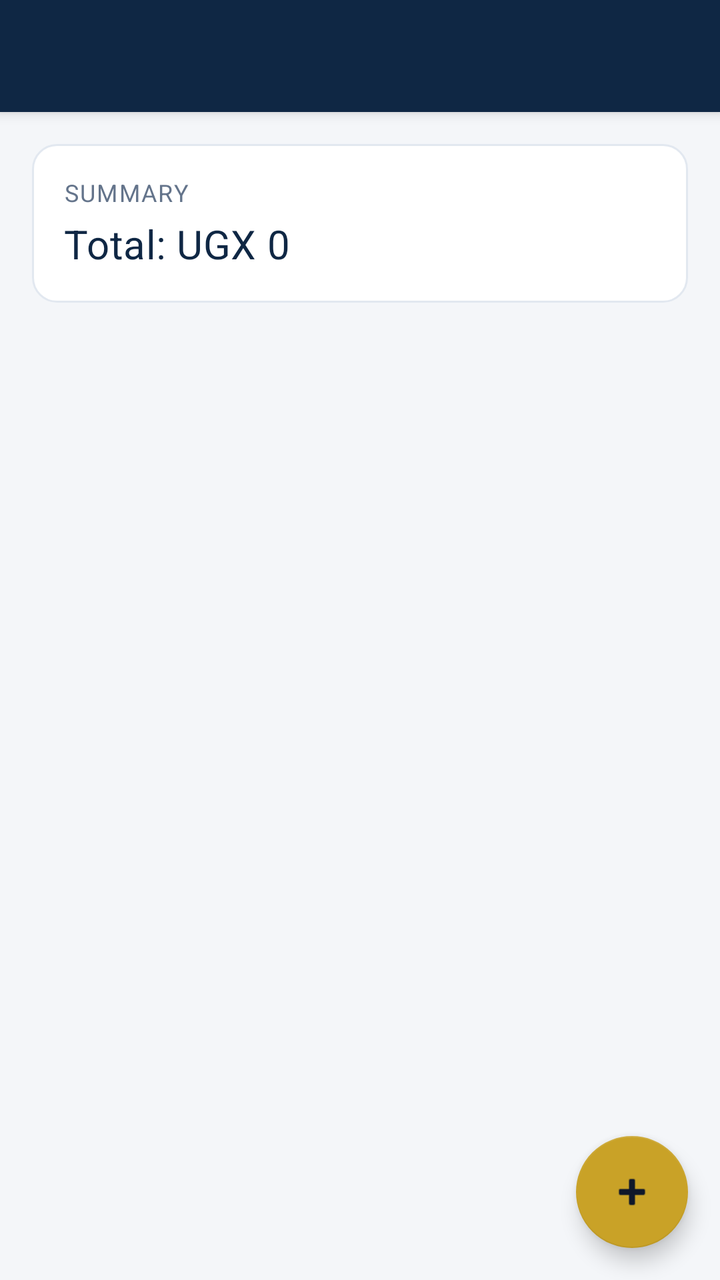
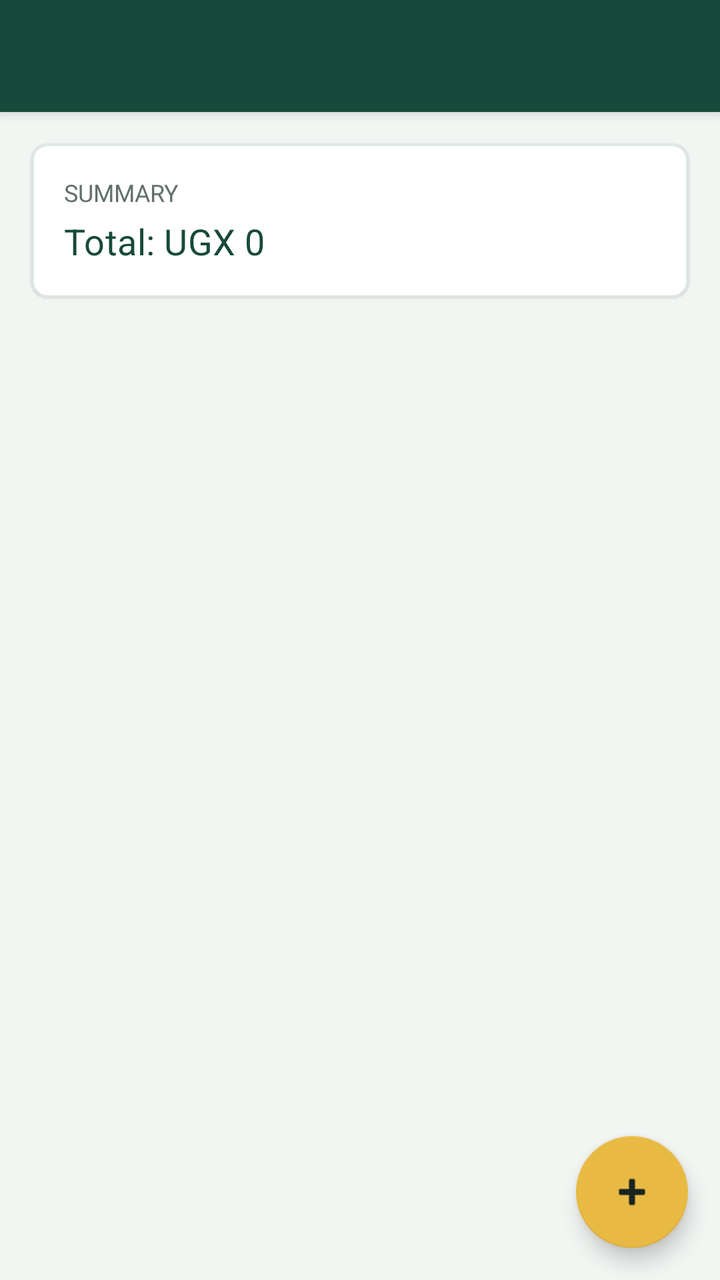

An Android layout rendered at two revisions. The XML below is the earlier revision; the diff shows what the commit changed to produce the second picture.
<!-- AndroidManifest.xml: application theme Theme.FinanceApp -->
<!-- res/layout/activity_list.xml -->
<?xml version="1.0" encoding="utf-8"?>
<androidx.coordinatorlayout.widget.CoordinatorLayout xmlns:android="http://schemas.android.com/apk/res/android"
    xmlns:app="http://schemas.android.com/apk/res-auto"
    android:layout_width="match_parent"
    android:layout_height="match_parent"
    android:background="@color/background">

    <com.google.android.material.appbar.AppBarLayout
        android:layout_width="match_parent"
        android:layout_height="wrap_content"
        android:background="@color/primary"
        app:elevation="4dp">

        <com.google.android.material.appbar.MaterialToolbar
            android:id="@+id/toolbar"
            android:layout_width="match_parent"
            android:layout_height="?attr/actionBarSize"
            app:navigationIconTint="@color/text_on_primary"
            app:titleTextColor="@color/text_on_primary" />
    </com.google.android.material.appbar.AppBarLayout>

    <LinearLayout
        android:layout_width="match_parent"
        android:layout_height="match_parent"
        android:orientation="vertical"
        app:layout_behavior="@string/appbar_scrolling_view_behavior">

        <LinearLayout
            android:layout_width="match_parent"
            android:layout_height="wrap_content"
            android:layout_margin="@dimen/spacing_md"
            android:background="@drawable/bg_summary_banner"
            android:orientation="vertical"
            android:padding="@dimen/spacing_md">

            <TextView
                style="@style/Text.Caption"
                android:layout_width="wrap_content"
                android:layout_height="wrap_content"
                android:text="SUMMARY"
                android:textAllCaps="true"
                android:letterSpacing="0.06" />

            <TextView
                android:id="@+id/tvTotal"
                style="@style/Text.Title"
                android:layout_width="wrap_content"
                android:layout_height="wrap_content"
                android:layout_marginTop="4dp"
                android:text="Total: UGX 0"
                android:textColor="@color/primary" />
        </LinearLayout>

        <androidx.recyclerview.widget.RecyclerView
            android:id="@+id/recyclerView"
            android:layout_width="match_parent"
            android:layout_height="match_parent"
            android:clipToPadding="false"
            android:paddingStart="@dimen/spacing_sm"
            android:paddingEnd="@dimen/spacing_sm"
            android:paddingBottom="80dp" />
    </LinearLayout>

    <com.google.android.material.floatingactionbutton.FloatingActionButton
        android:id="@+id/fabAdd"
        style="@style/Fab.Primary"
        android:layout_width="wrap_content"
        android:layout_height="wrap_content"
        android:layout_gravity="bottom|end"
        android:layout_margin="@dimen/spacing_md"
        android:contentDescription="Add"
        android:src="@android:drawable/ic_input_add" />

</androidx.coordinatorlayout.widget.CoordinatorLayout>
<!-- resources referenced by this layout -->
<resources>
  <color name="background">#F4F6F9</color>
  <color name="primary">#0F2744</color>
  <color name="text_on_primary">#FFFFFF</color>
  <dimen name="spacing_md">16dp</dimen>
  <dimen name="spacing_sm">8dp</dimen>
  <!-- drawable bg_summary_banner (drawable) -->
  <?xml version="1.0" encoding="utf-8"?>
  <shape xmlns:android="http://schemas.android.com/apk/res/android"
      android:shape="rectangle">
      <solid android:color="@color/surface" />
      <corners android:radius="12dp" />
      <stroke android:width="1dp" android:color="@color/divider" />
  </shape>
  <style name="Fab.Primary" parent="Widget.MaterialComponents.FloatingActionButton">
          <item name="backgroundTint">@color/accent</item>
          <item name="tint">@color/text_on_accent</item>
          <item name="elevation">6dp</item>
      </style>
  <style name="Text.Caption" parent="TextAppearance.MaterialComponents.Caption">
          <item name="android:textColor">@color/text_secondary</item>
          <item name="android:textSize">@dimen/text_caption</item>
      </style>
  <style name="Text.Title" parent="TextAppearance.MaterialComponents.Subtitle1">
          <item name="android:textColor">@color/text_primary</item>
          <item name="android:textSize">@dimen/text_title</item>
          <item name="android:fontFamily">sans-serif-medium</item>
      </style>
  <style name="Theme.FinanceApp" parent="Theme.MaterialComponents.Light.NoActionBar">
          <item name="colorPrimary">@color/primary</item>
          <item name="colorPrimaryVariant">@color/primary_dark</item>
          <item name="colorOnPrimary">@color/text_on_primary</item>
          <item name="colorSecondary">@color/accent</item>
          <item name="colorSecondaryVariant">@color/accent_light</item>
          <item name="colorOnSecondary">@color/text_on_accent</item>
          <item name="android:colorBackground">@color/background</item>
          <item name="android:windowBackground">@color/background</item>
          <item name="android:statusBarColor">@color/primary_dark</item>
          <item name="android:navigationBarColor">@color/surface</item>
          <item name="materialButtonStyle">@style/Button.Primary</item>
          <item name="floatingActionButtonStyle">@style/Fab.Primary</item>
          <item name="textInputStyle">@style/TextInput.Finance</item>
      </style>
  <color name="surface">#FFFFFF</color>
  <color name="divider">#E2E8F0</color>
  <color name="accent">#C9A227</color>
  <color name="text_on_accent">#0F172A</color>
  <color name="text_secondary">#64748B</color>
  <dimen name="text_caption">12sp</dimen>
  <color name="text_primary">#0F172A</color>
  <dimen name="text_title">20sp</dimen>
  <color name="primary_dark">#091A2E</color>
  <color name="accent_light">#F5E6B8</color>
  <style name="Button.Primary" parent="Widget.MaterialComponents.Button">
          <item name="android:textColor">@color/text_on_primary</item>
          <item name="backgroundTint">@color/primary</item>
          <item name="cornerRadius">@dimen/radius_md</item>
          <item name="android:paddingTop">14dp</item>
          <item name="android:paddingBottom">14dp</item>
          <item name="android:textAllCaps">false</item>
          <item name="android:fontFamily">sans-serif-medium</item>
      </style>
  <style name="TextInput.Finance" parent="Widget.MaterialComponents.TextInputLayout.OutlinedBox">
          <item name="boxCornerRadiusTopStart">@dimen/radius_sm</item>
          <item name="boxCornerRadiusTopEnd">@dimen/radius_sm</item>
          <item name="boxCornerRadiusBottomStart">@dimen/radius_sm</item>
          <item name="boxCornerRadiusBottomEnd">@dimen/radius_sm</item>
          <item name="boxStrokeColor">@color/primary</item>
          <item name="hintTextColor">@color/text_hint</item>
      </style>
  <dimen name="radius_md">12dp</dimen>
  <dimen name="radius_sm">8dp</dimen>
  <color name="text_hint">#94A3B8</color>
</resources>

<!-- the commit's change to res/layout/activity_list.xml (unified diff, before → after) -->
@@ -25,31 +25,38 @@
         android:orientation="vertical"
         app:layout_behavior="@string/appbar_scrolling_view_behavior">
 
-        <LinearLayout
+        <com.google.android.material.card.MaterialCardView
             android:layout_width="match_parent"
             android:layout_height="wrap_content"
             android:layout_margin="@dimen/spacing_md"
-            android:background="@drawable/bg_summary_banner"
-            android:orientation="vertical"
-            android:padding="@dimen/spacing_md">
+            app:cardBackgroundColor="@color/surface"
+            app:cardCornerRadius="@dimen/radius_md"
+            app:cardElevation="1dp"
+            app:strokeColor="@color/divider"
+            app:strokeWidth="1dp">
 
-            <TextView
-                style="@style/Text.Caption"
+            <LinearLayout
                 android:layout_width="wrap_content"
                 android:layout_height="wrap_content"
-                android:text="SUMMARY"
-                android:textAllCaps="true"
-                android:letterSpacing="0.06" />
+                android:orientation="vertical"
+                android:padding="@dimen/spacing_md">
 
-            <TextView
-                android:id="@+id/tvTotal"
-                style="@style/Text.Title"
-                android:layout_width="wrap_content"
-                android:layout_height="wrap_content"
-                android:layout_marginTop="4dp"
-                android:text="Total: UGX 0"
-                android:textColor="@color/primary" />
-        </LinearLayout>
+                <TextView
+                    style="@style/Text.StatLabel"
+                    android:layout_width="wrap_content"
+                    android:layout_height="wrap_content"
+                    android:text="SUMMARY" />
+
+                <TextView
+                    android:id="@+id/tvTotal"
+                    style="@style/Text.StatValue"
+                    android:layout_width="wrap_content"
+                    android:layout_height="wrap_content"
+                    android:layout_marginTop="4dp"
+                    android:text="Total: UGX 0"
+                    android:textColor="@color/primary" />
+            </LinearLayout>
+        </com.google.android.material.card.MaterialCardView>
 
         <androidx.recyclerview.widget.RecyclerView
             android:id="@+id/recyclerView"
@@ -57,6 +64,7 @@
             android:layout_height="match_parent"
             android:clipToPadding="false"
             android:paddingStart="@dimen/spacing_sm"
+            android:paddingTop="@dimen/spacing_xs"
             android:paddingEnd="@dimen/spacing_sm"
             android:paddingBottom="80dp" />
     </LinearLayout>
<!-- resource entries referenced after the edit -->
@@ -1,31 +1,29 @@
 <!-- resources referenced by this layout -->
 <resources>
-  <color name="background">#F4F6F9</color>
-  <color name="primary">#0F2744</color>
+  <color name="background">#F2F6F3</color>
+  <color name="primary">#174A3A</color>
   <color name="text_on_primary">#FFFFFF</color>
   <dimen name="spacing_md">16dp</dimen>
   <dimen name="spacing_sm">8dp</dimen>
-  <!-- drawable bg_summary_banner (drawable) -->
-  <?xml version="1.0" encoding="utf-8"?>
-  <shape xmlns:android="http://schemas.android.com/apk/res/android"
-      android:shape="rectangle">
-      <solid android:color="@color/surface" />
-      <corners android:radius="12dp" />
-      <stroke android:width="1dp" android:color="@color/divider" />
-  </shape>
+  <dimen name="spacing_xs">4dp</dimen>
   <style name="Fab.Primary" parent="Widget.MaterialComponents.FloatingActionButton">
           <item name="backgroundTint">@color/accent</item>
           <item name="tint">@color/text_on_accent</item>
           <item name="elevation">6dp</item>
       </style>
+  <style name="Text.StatLabel" parent="Text.Caption">
+          <item name="android:textColor">@color/text_secondary</item>
+          <item name="android:textAllCaps">true</item>
+          <item name="android:letterSpacing">0</item>
+      </style>
+  <style name="Text.StatValue" parent="TextAppearance.MaterialComponents.Subtitle1">
+          <item name="android:textColor">@color/text_primary</item>
+          <item name="android:textSize">@dimen/text_stat_value</item>
+          <item name="android:fontFamily">sans-serif-medium</item>
+      </style>
   <style name="Text.Caption" parent="TextAppearance.MaterialComponents.Caption">
           <item name="android:textColor">@color/text_secondary</item>
           <item name="android:textSize">@dimen/text_caption</item>
-      </style>
-  <style name="Text.Title" parent="TextAppearance.MaterialComponents.Subtitle1">
-          <item name="android:textColor">@color/text_primary</item>
-          <item name="android:textSize">@dimen/text_title</item>
-          <item name="android:fontFamily">sans-serif-medium</item>
       </style>
   <style name="Theme.FinanceApp" parent="Theme.MaterialComponents.Light.NoActionBar">
           <item name="colorPrimary">@color/primary</item>
@@ -43,15 +41,15 @@
           <item name="textInputStyle">@style/TextInput.Finance</item>
       </style>
   <color name="surface">#FFFFFF</color>
-  <color name="divider">#E2E8F0</color>
-  <color name="accent">#C9A227</color>
-  <color name="text_on_accent">#0F172A</color>
-  <color name="text_secondary">#64748B</color>
+  <color name="divider">#DEE7E1</color>
+  <color name="accent">#E8B943</color>
+  <color name="text_on_accent">#17251F</color>
+  <color name="text_secondary">#617168</color>
   <dimen name="text_caption">12sp</dimen>
-  <color name="text_primary">#0F172A</color>
-  <dimen name="text_title">20sp</dimen>
-  <color name="primary_dark">#091A2E</color>
-  <color name="accent_light">#F5E6B8</color>
+  <color name="text_primary">#17251F</color>
+  <dimen name="text_stat_value">18sp</dimen>
+  <color name="primary_dark">#0D3026</color>
+  <color name="accent_light">#F8E8B5</color>
   <style name="Button.Primary" parent="Widget.MaterialComponents.Button">
           <item name="android:textColor">@color/text_on_primary</item>
           <item name="backgroundTint">@color/primary</item>
@@ -69,8 +67,8 @@
           <item name="boxStrokeColor">@color/primary</item>
           <item name="hintTextColor">@color/text_hint</item>
       </style>
-  <dimen name="radius_md">12dp</dimen>
-  <dimen name="radius_sm">8dp</dimen>
-  <color name="text_hint">#94A3B8</color>
+  <dimen name="radius_md">8dp</dimen>
+  <dimen name="radius_sm">4dp</dimen>
+  <color name="text_hint">#87958C</color>
 </resources>
 
